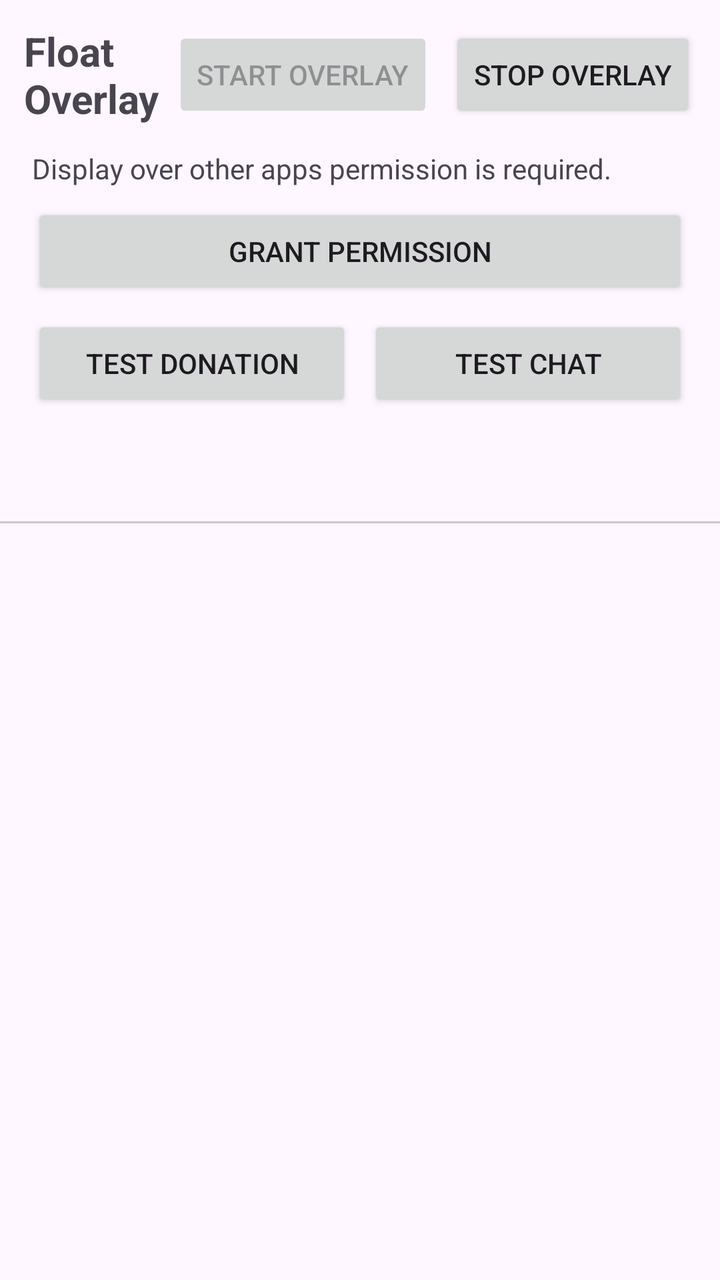
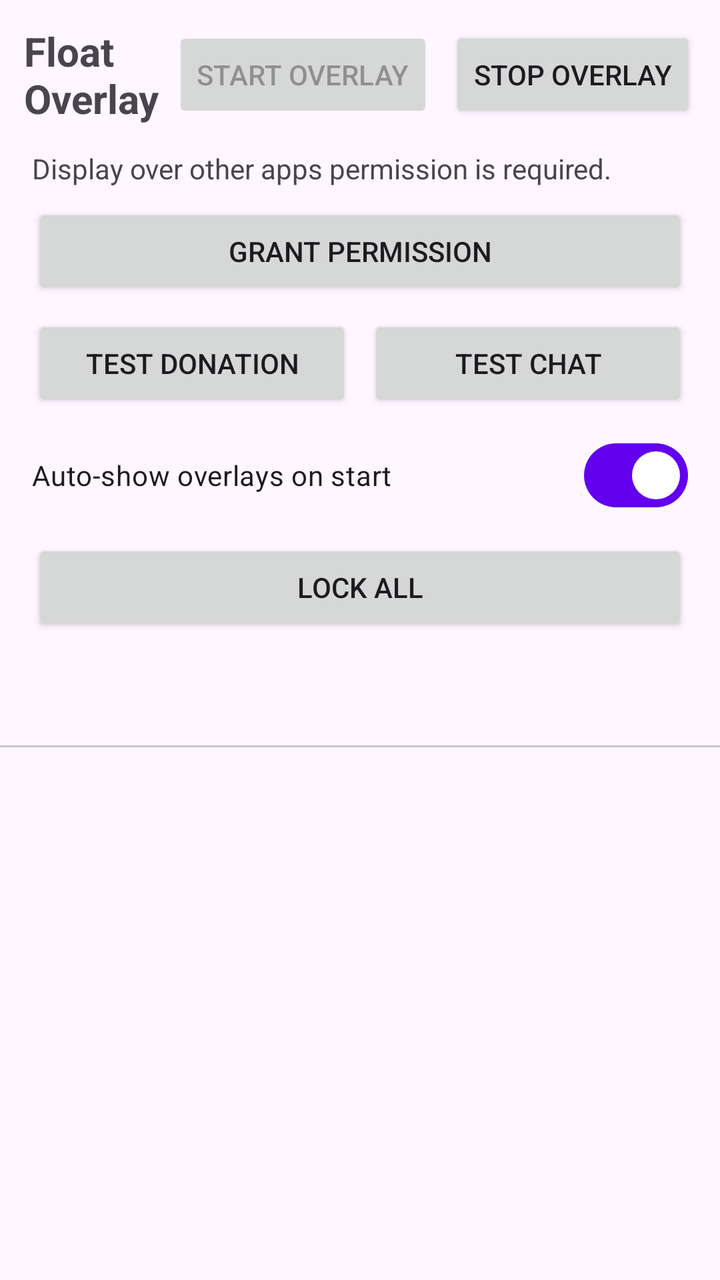

The first picture is an Android layout as it rendered before a commit; the second is the same layout after the commit. The layout source and the unified diff follow.
<!-- AndroidManifest.xml: application theme Theme.FloatOverlay -->
<!-- res/layout/activity_main.xml -->
<?xml version="1.0" encoding="utf-8"?>
<LinearLayout xmlns:android="http://schemas.android.com/apk/res/android"
    xmlns:app="http://schemas.android.com/apk/res-auto"
    android:layout_width="match_parent"
    android:layout_height="match_parent"
    android:orientation="vertical">

    <LinearLayout
        android:layout_width="match_parent"
        android:layout_height="wrap_content"
        android:gravity="center_vertical"
        android:orientation="horizontal"
        android:padding="12dp">

        <TextView
            android:layout_width="0dp"
            android:layout_height="wrap_content"
            android:layout_weight="1"
            android:text="Float Overlay"
            android:textSize="20sp"
            android:textStyle="bold" />

        <Button
            android:id="@+id/startOverlayButton"
            android:layout_width="wrap_content"
            android:layout_height="wrap_content"
            android:layout_marginEnd="8dp"
            android:enabled="false"
            android:text="@string/start_overlay" />

        <Button
            android:id="@+id/stopOverlayButton"
            android:layout_width="wrap_content"
            android:layout_height="wrap_content"
            android:text="@string/stop_overlay" />

    </LinearLayout>

    <TextView
        android:id="@+id/permissionStatus"
        android:layout_width="match_parent"
        android:layout_height="wrap_content"
        android:paddingHorizontal="16dp"
        android:paddingBottom="8dp"
        android:text="@string/overlay_permission_required" />

    <Button
        android:id="@+id/grantPermissionButton"
        android:layout_width="match_parent"
        android:layout_height="wrap_content"
        android:layout_marginHorizontal="16dp"
        android:layout_marginBottom="8dp"
        android:text="@string/grant_permission" />

    <LinearLayout
        android:layout_width="match_parent"
        android:layout_height="wrap_content"
        android:orientation="horizontal"
        android:paddingHorizontal="16dp"
        android:paddingBottom="8dp">

        <Button
            android:id="@+id/testDonationButton"
            android:layout_width="0dp"
            android:layout_height="wrap_content"
            android:layout_marginEnd="4dp"
            android:layout_weight="1"
            android:text="Test Donation" />

        <Button
            android:id="@+id/testChatButton"
            android:layout_width="0dp"
            android:layout_height="wrap_content"
            android:layout_marginStart="4dp"
            android:layout_weight="1"
            android:text="Test Chat" />

    </LinearLayout>

    <com.google.android.material.tabs.TabLayout
        android:id="@+id/tabLayout"
        android:layout_width="match_parent"
        android:layout_height="wrap_content"
        app:tabGravity="fill"
        app:tabMode="fixed" />

    <androidx.viewpager2.widget.ViewPager2
        android:id="@+id/viewPager"
        android:layout_width="match_parent"
        android:layout_height="0dp"
        android:layout_weight="1" />

</LinearLayout>
<!-- resources referenced by this layout -->
<resources>
  <string name="grant_permission">Grant Permission</string>
  <string name="overlay_permission_required">Display over other apps permission is required.</string>
  <string name="start_overlay">Start Overlay</string>
  <string name="stop_overlay">Stop Overlay</string>
  <style name="Theme.FloatOverlay" parent="Theme.Material3.DayNight.NoActionBar">
          <item name="colorPrimary">@color/purple_500</item>
          <item name="colorPrimaryVariant">@color/purple_700</item>
          <item name="colorOnPrimary">@color/white</item>
          <item name="colorSecondary">@color/teal_200</item>
          <item name="colorSecondaryVariant">@color/teal_700</item>
          <item name="android:statusBarColor">@color/purple_700</item>
      </style>
  <color name="purple_500">#FF6200EE</color>
  <color name="purple_700">#FF3700B3</color>
  <color name="white">#FFFFFFFF</color>
  <color name="teal_200">#FF03DAC5</color>
  <color name="teal_700">#FF018786</color>
</resources>

<!-- the commit's change to res/layout/activity_main.xml (unified diff, before → after) -->
@@ -77,6 +77,23 @@
 
     </LinearLayout>
 
+    <com.google.android.material.materialswitch.MaterialSwitch
+        android:id="@+id/autoShowSwitch"
+        android:layout_width="match_parent"
+        android:layout_height="wrap_content"
+        android:layout_marginHorizontal="16dp"
+        android:layout_marginBottom="8dp"
+        android:checked="true"
+        android:text="Auto-show overlays on start" />
+
+    <Button
+        android:id="@+id/lockAllButton"
+        android:layout_width="match_parent"
+        android:layout_height="wrap_content"
+        android:layout_marginHorizontal="16dp"
+        android:layout_marginBottom="8dp"
+        android:text="Lock All" />
+
     <com.google.android.material.tabs.TabLayout
         android:id="@+id/tabLayout"
         android:layout_width="match_parent"
